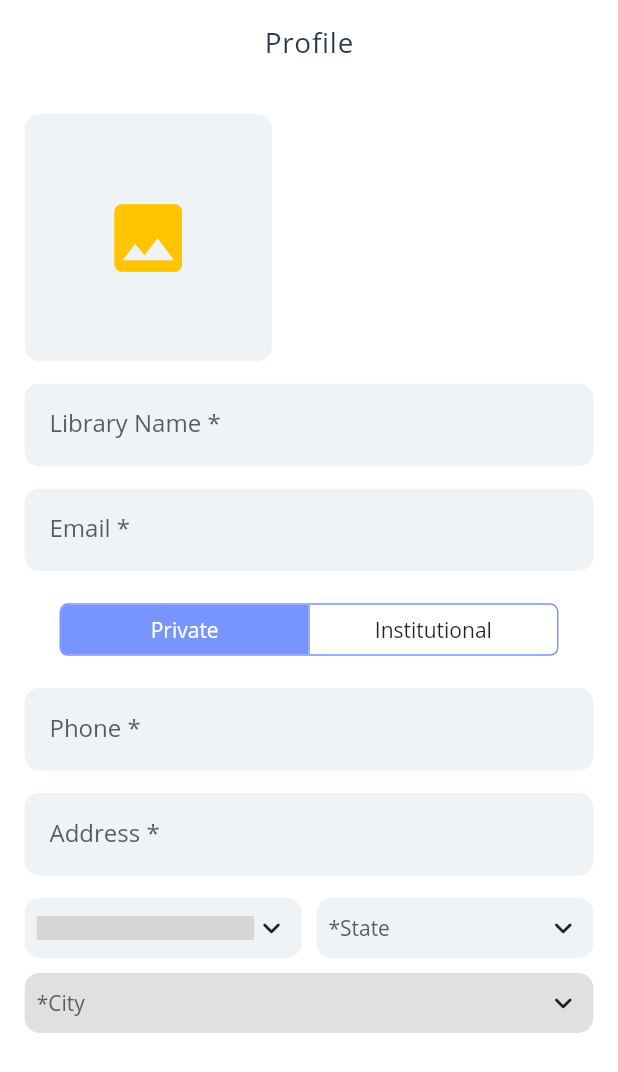
After one commit to harshtaliwal30/e-lib-admin, a Flutter app: the ProfileScreen screen opened by its route, on a phone screen of 412 x 824 dp. The commit adds this screen. Shown: the top 1072 px of the screen. Run offline on Flutter 3.47's test engine with Material 2 defaults, Android fonts, the phone set to English and light mode, and no system bars; drawn by our look-alikes of csc_picker; our stand-ins replace cached_network_image, cloud_firestore, firebase_auth, firebase_core, flutter_svg, get and 1 more; accounts and stored records are empty; grey boxes are pictures that could not be loaded.

Commit message:
Profile UI WIP

```diff
--- a/lib/Utils/app_routes.dart
+++ b/lib/Utils/app_routes.dart
@@ -5,6 +5,7 @@ import 'package:e_lib_admin/screens/home_screen.dart';
 import 'package:e_lib_admin/screens/issue_requests_screen.dart';
 import 'package:e_lib_admin/screens/login_screen.dart';
 import 'package:e_lib_admin/screens/otp_screen.dart';
+import 'package:e_lib_admin/screens/profile_screen.dart';
 import 'package:e_lib_admin/screens/splash_screen.dart';
 import 'package:flutter/material.dart';
 import 'package:get/get.dart';
@@ -15,6 +16,7 @@ class AppRoutes {
   static const String otpScreenRoute = "/otpScreen";
   static const String homeScreenRoute = "/homeScreen";
   static const String issueRequestsScreenRoute = "/issueRequestsScreen";
+  static const String profileScreenRoute = "/profileScreen";
 
   static routes() {
     GetPage<dynamic> _page(String route, var page) {
@@ -27,6 +29,7 @@ class AppRoutes {
       _page(otpScreenRoute, () => OTPScreen()),
       _page(homeScreenRoute, () => HomeScreen()),
       _page(issueRequestsScreenRoute, () => IssueRequestsScreen()),
+      _page(profileScreenRoute, () => ProfileScreen()),
       // GetPage(name: loginRoute, page: () => LoginScreen()),
       // GetPage(
       //     name: homeitemviewRoute,
@@ -38,7 +41,8 @@ class AppRoutes {
     Get.toNamed(routeName);
   }
 
-  static void moveToScreenWithArguments(String routeName, {@required var arguments}) {
+  static void moveToScreenWithArguments(String routeName,
+      {@required var arguments}) {
     Get.toNamed(routeName, arguments: arguments);
   }
 
@@ -50,7 +54,8 @@ class AppRoutes {
     Get.offAllNamed(routeName);
   }
 
-  static void moveOffAllScreenWithArguments(String routeName, {@required var arguments}) {
+  static void moveOffAllScreenWithArguments(String routeName,
+      {@required var arguments}) {
     Get.offAll(routeName, arguments: arguments);
   }
 
--- /dev/null
+++ b/lib/controllers/profile_controller.dart
@@ -0,0 +1,14 @@
+import 'package:flutter/widgets.dart';
+import 'package:get/state_manager.dart';
+
+class ProfileController extends GetxController {
+  TextEditingController libraryNameController = TextEditingController();
+  TextEditingController libraryEmailController = TextEditingController();
+  TextEditingController addressController = TextEditingController();
+  TextEditingController libraryPhoneController = TextEditingController();
+  var isSelected = [true, false].obs;
+  var countryValue = "".obs;
+  var stateValue = "".obs;
+  var cityValue = "".obs;
+  var address = "".obs;
+}
--- a/lib/models/library_model.dart
+++ b/lib/models/library_model.dart
@@ -32,7 +32,6 @@ class LibraryModel {
 
   Map<String, dynamic> toJson() {
     final Map<String, dynamic> data = new Map<String, dynamic>();
-    data['libraryId'] = this.libraryId;
     data['libraryName'] = this.libraryName;
     data['libraryEmail'] = this.libraryEmail;
     data['libraryPhone'] = this.libraryPhone;
--- a/lib/screens/drawer_screen.dart
+++ b/lib/screens/drawer_screen.dart
@@ -71,6 +71,17 @@ class DrawerScreen extends StatelessWidget {
               isTrailing: true,
             ),
             getDrawerItem(
+              "Profile",
+              Icons.person,
+              "/profileScreen",
+              () => {
+                Get.back(),
+                AppRoutes.moveToScreen(
+                  "/profileScreen",
+                )
+              },
+            ),
+            getDrawerItem(
               "Logout",
               Icons.logout_rounded,
               "/loginScreen",
@@ -109,7 +120,8 @@ class DrawerScreen extends StatelessWidget {
         title: Utils().getText(
           title,
           color: Get.currentRoute == route ? Utils.white : color,
-          fontWeight: Get.currentRoute == route ? FontWeight.bold : FontWeight.normal,
+          fontWeight:
+              Get.currentRoute == route ? FontWeight.bold : FontWeight.normal,
         ),
         tileColor: Get.currentRoute == route ? Utils.blue : null,
         shape: RoundedRectangleBorder(
--- /dev/null
+++ b/lib/screens/profile_screen.dart
@@ -0,0 +1,186 @@
+import 'package:csc_picker/csc_picker.dart';
+import 'package:e_lib_admin/Utils/app_ui_constant.dart';
+import 'package:e_lib_admin/Utils/utils.dart';
+import 'package:e_lib_admin/controllers/profile_controller.dart';
+import 'package:flutter/material.dart';
+import 'package:get/get.dart';
+
+class ProfileScreen extends StatelessWidget {
+  final ProfileController _profileController = Get.put(ProfileController());
+
+  @override
+  Widget build(BuildContext context) {
+    return Scaffold(
+      backgroundColor: Utils.white,
+      appBar: AppBar(
+        iconTheme: IconThemeData(color: Utils.primaryColor),
+        elevation: 0.0,
+        centerTitle: true,
+        backgroundColor: Utils.white,
+        title: Utils().getText(
+          "Profile",
+          color: Utils.primaryColor,
+          fontSize: AppUIConst.baseFontSize * 4.5,
+        ),
+      ),
+      body: Obx(
+        () => SingleChildScrollView(
+          child: Padding(
+            padding: EdgeInsets.symmetric(
+              horizontal: AppUIConst.safeBlockHorizontal * 4,
+            ),
+            child: Column(
+              crossAxisAlignment: CrossAxisAlignment.start,
+              children: [
+                SizedBox(height: 20),
+                Container(
+                  height: AppUIConst.screenHeight / 5,
+                  width: AppUIConst.screenWidth / 2.5,
+                  decoration: BoxDecoration(
+                    color: Utils.lightBgColor,
+                    borderRadius: BorderRadius.all(
+                      Radius.circular(10),
+                    ),
+                  ),
+                  child: Icon(
+                    Icons.image,
+                    color: Utils.amber,
+                    size: AppUIConst.iconGeneralHeightAndWidth * 2,
+                  ),
+                ),
+                SizedBox(height: 15),
+                getTextFormField(_profileController.libraryNameController, "Library Name *"),
+                SizedBox(height: 15),
+                getTextFormField(_profileController.libraryEmailController, "Email *", textInputType: TextInputType.emailAddress),
+                SizedBox(height: 15),
+                getTypeButton(),
+                SizedBox(height: 15),
+                getTextFormField(_profileController.libraryPhoneController, "Phone *", textInputType: TextInputType.phone),
+                SizedBox(height: 15),
+                getTextFormField(_profileController.addressController, "Address *"),
+                SizedBox(height: 15),
+                CSCPicker(
+                  showStates: true,
+                  showCities: true,
+                  flagState: CountryFlag.SHOW_IN_DROP_DOWN_ONLY,
+                  dropdownDecoration: BoxDecoration(
+                    borderRadius: BorderRadius.all(Radius.circular(10)),
+                    color: Utils.lightBgColor,
+                  ),
+                  disabledDropdownDecoration: BoxDecoration(
+                    borderRadius: BorderRadius.all(Radius.circular(10)),
+                    color: Colors.grey.shade300,
+                  ),
+                  //placeholders for dropdown search field
+                  countrySearchPlaceholder: "Country",
+                  stateSearchPlaceholder: "State",
+                  citySearchPlaceholder: "City",
+                  //labels for dropdown
+                  countryDropdownLabel: "*Country",
+                  stateDropdownLabel: "*State",
+                  cityDropdownLabel: "*City",
+                  defaultCountry: DefaultCountry.India,
+                  selectedItemStyle: TextStyle(
+                    color: Utils.darkGrey,
+                  ),
+                  dropdownHeadingStyle: TextStyle(
+                    color: Utils.black,
+                    fontSize: AppUIConst.baseFontSize * 5,
+                    fontWeight: FontWeight.bold,
+                  ),
+
+                  dropdownItemStyle: TextStyle(
+                    color: Utils.black,
+                  ),
+                  dropdownDialogRadius: 10.0,
+                  searchBarRadius: 10.0,
+                  onCountryChanged: (value) {
+                    _profileController.countryValue.value = value;
+                  },
+
+                  onStateChanged: (value) {
+                    _profileController.stateValue.value = value ?? "";
+                  },
+
+                  onCityChanged: (value) {
+                    _profileController.cityValue.value = value ?? "";
+                  },
+                ),
+                SizedBox(height: 15),
+                Text(_profileController.countryValue.value + _profileController.stateValue.value + _profileController.cityValue.value),
+              ],
+            ),
+          ),
+        ),
+      ),
+    );
+  }
+
+  TextFormField getTextFormField(
+    TextEditingController controller,
+    String labelText, {
+    TextInputType textInputType = TextInputType.text,
+    var onChange,
+  }) {
+    return TextFormField(
+      controller: controller,
+      keyboardType: textInputType,
+      style: TextStyle(color: Utils.darkGrey),
+      cursorColor: Utils.darkGrey,
+      decoration: InputDecoration(
+        contentPadding: EdgeInsets.symmetric(
+          horizontal: AppUIConst.safeBlockHorizontal * 4,
+          vertical: AppUIConst.safeBlockVertical * 2,
+        ),
+        labelText: labelText,
+        labelStyle: TextStyle(color: Utils.darkGrey),
+        fillColor: Utils.lightBgColor,
+        focusedBorder: OutlineInputBorder(
+          borderSide: BorderSide(color: Utils.lightBgColor),
+          borderRadius: BorderRadius.all(
+            Radius.circular(10),
+          ),
+        ),
+        enabledBorder: OutlineInputBorder(
+          borderSide: BorderSide(color: Utils.lightBgColor),
+          borderRadius: BorderRadius.all(
+            Radius.circular(10),
+          ),
+        ),
+        filled: true,
+      ),
+    );
+  }
+
+  Widget getTypeButton() {
+    return Align(
+      alignment: Alignment.center,
+      child: ToggleButtons(
+        constraints: BoxConstraints(
+          minWidth: AppUIConst.screenWidth / 2.5,
+          minHeight: AppUIConst.screenHeight / 25,
+        ),
+        fillColor: Utils.blue,
+        borderColor: Utils.blue,
+        selectedColor: Utils.white,
+        selectedBorderColor: Utils.blue,
+        borderRadius: BorderRadius.all(Radius.circular(5)),
+        children: <Widget>[
+          Text("Private"),
+          Text("Institutional"),
+        ],
+        onPressed: (int index) {
+          for (int buttonIndex = 0; buttonIndex < _profileController.isSelected.length; buttonIndex++) {
+            if (buttonIndex == index) {
+              _profileController.isSelected[buttonIndex] = true;
+            } else {
+              _profileController.isSelected[buttonIndex] = false;
+            }
+          }
+          print(_profileController.isSelected);
+        },
+        isSelected: _profileController.isSelected,
+      ),
+    );
+  }
+}
--- a/pubspec.yaml
+++ b/pubspec.yaml
@@ -37,6 +37,7 @@ dependencies:
   shared_preferences: ^2.0.7
   fluttertoast: ^8.0.8
   intl: ^0.17.0
+  csc_picker: ^0.2.6
 
 dev_dependencies:
   flutter_test:
```
Also changed, not shown: pubspec.lock.
